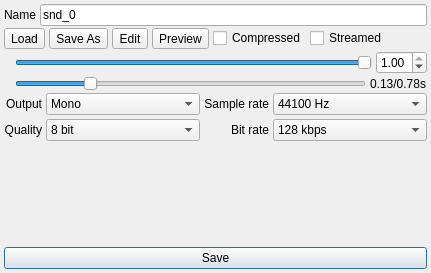
Old version of the form Editors/SoundEditor.ui in the repository enigma-dev/RadialGM.
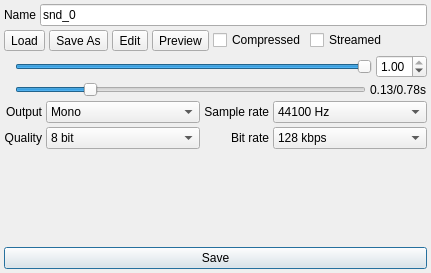
New version of the form. Icons and pictures are not drawn.

Commit message: use root spacing of 4 so it doesn't look so scrunched

```diff
--- a/Editors/SoundEditor.ui
+++ b/Editors/SoundEditor.ui
@@ -19,7 +19,7 @@
   </property>
   <layout class="QVBoxLayout" name="verticalLayout">
    <property name="spacing">
-    <number>2</number>
+    <number>4</number>
    </property>
    <property name="leftMargin">
     <number>4</number>
```
